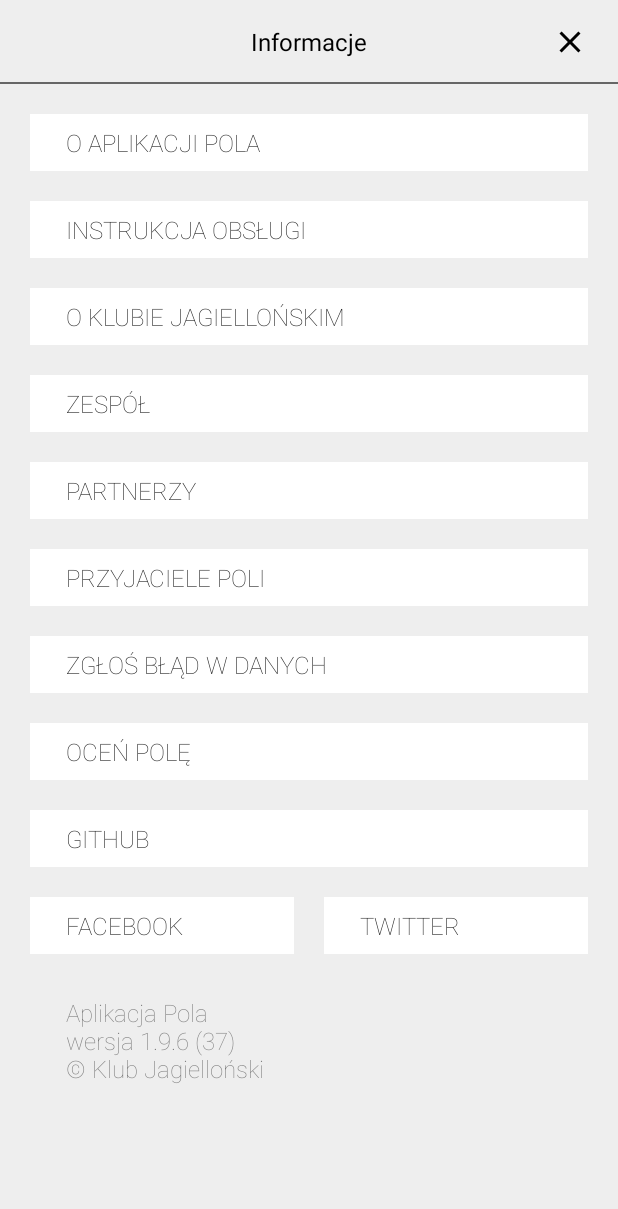
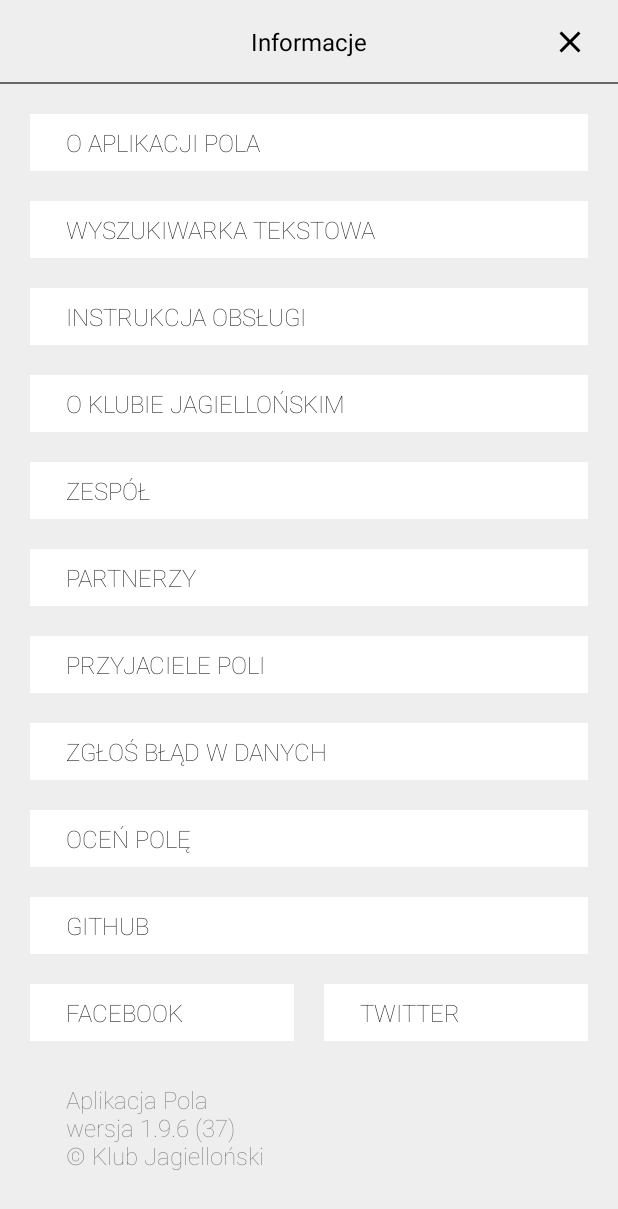
Before and after one commit to KlubJagiellonski/pola-android, an Android app: the MenuActivity screen opened directly, with no data from a screen before it, on a phone screen of 412 x 824 dp. Shown: the top 1209 px of the screen. Run offline under Robolectric (Android 15) with nearby library versions, the phone set to English and light mode, and no system bars.

Commit message:
Wyszukiwarka tekstowa

```diff
--- a/app/src/main/java/pl/pola_app/helpers/Utils.java
+++ b/app/src/main/java/pl/pola_app/helpers/Utils.java
@@ -14,6 +14,7 @@
     public static final String URL_POLA_PARTNERS = "https://www.pola-app.pl/m/partners";
     public static final String URL_POLA_FRIENDS = "https://www.pola-app.pl/m/friends";
     public static final String URL_POLA_GH = "https://github.com/KlubJagiellonski/pola-android";
+    public static final String POLA_TEXT_SEARCH = "https://www.pola-app.pl";
     public static final String POLA_MAIL = "pola@klubjagiellonski.pl";
     public static final String URL_POLA_GOOGLEPLAY = "https://play.google.com/store/apps/details?id=pl.pola_app";
     public static final String URL_POLA_FB = "https://www.facebook.com/app.pola";
--- a/app/src/main/java/pl/pola_app/ui/activity/MenuActivity.kt
+++ b/app/src/main/java/pl/pola_app/ui/activity/MenuActivity.kt
@@ -28,6 +28,7 @@
         with(binding) {
             menuBackIv.setOnClickListener { onMenuBackClick() }
             activityMenuAboutAppTv.setOnClickListener { onAboutAppClick() }
+            activityMenuTextSearchTv.setOnClickListener { onTextSearchClick() }
             activityMenuUserManualTv.setOnClickListener { onUserManualClick() }
             activityMenuAboutKjTv.setOnClickListener { onAboutKlubJagiellonskiClick() }
             activityMenuTeamTv.setOnClickListener { onTeamClick() }
@@ -54,6 +55,11 @@
         val intent = Intent(this, ActivityWebView::class.java)
         intent.putExtra("url", Utils.URL_POLA_ABOUT)
         startActivity(intent)
+    }
+
+    private fun onTextSearchClick() {
+        logger.logMenuItemOpened("Wyszukiwarka tekstowa", sessionId.get())
+        startActivity(Intent(Intent.ACTION_VIEW, Uri.parse(Utils.POLA_TEXT_SEARCH)))
     }
 
     private fun onUserManualClick() {
--- a/app/src/main/res/layout/activity_menu.xml
+++ b/app/src/main/res/layout/activity_menu.xml
@@ -56,6 +56,13 @@
                 android:layout_width="match_parent"
                 android:layout_height="wrap_content"
                 android:text="@string/action_about" />
+
+            <TextView
+                android:id="@+id/activity_menu_text_search_tv"
+                style="@style/MenuTextView"
+                android:layout_width="match_parent"
+                android:layout_height="wrap_content"
+                android:text="@string/action_text_search" />
 
             <TextView
                 android:id="@+id/activity_menu_user_manual_tv"
--- a/app/src/main/res/values/strings.xml
+++ b/app/src/main/res/values/strings.xml
@@ -65,4 +65,5 @@
     <string name="pt">pkt</string>
     <string name="zobacz_przyjaci_poli">see_pola_friends</string>
     <string name="action_gh">Github</string>
+    <string name="action_text_search">Wyszukiwarka tekstowa</string>
 </resources>
```
